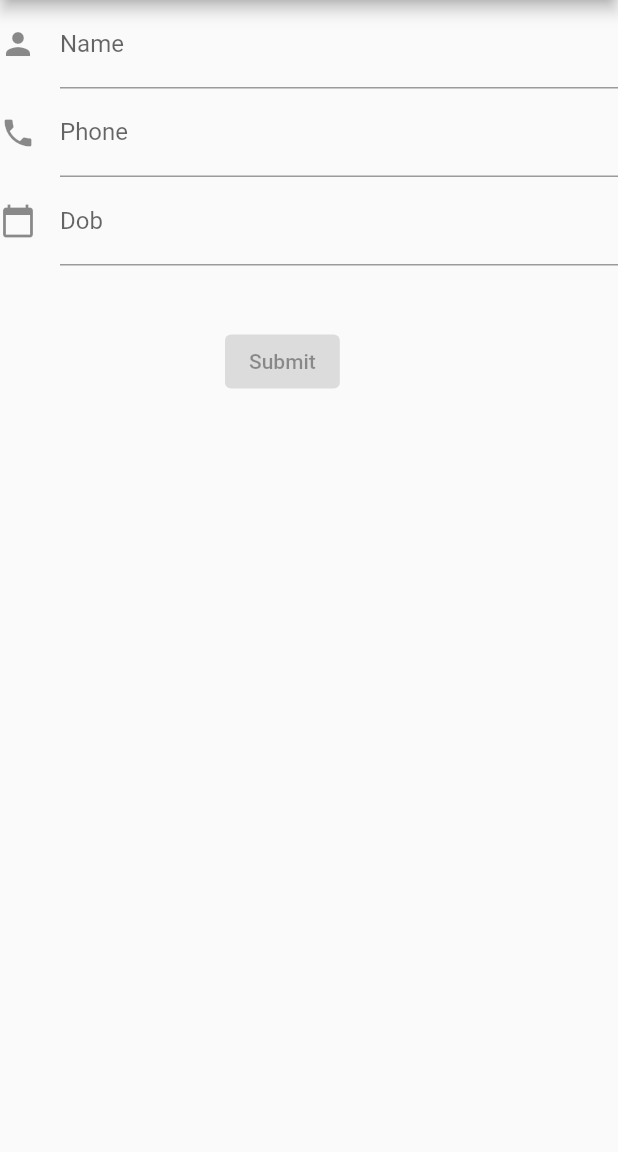
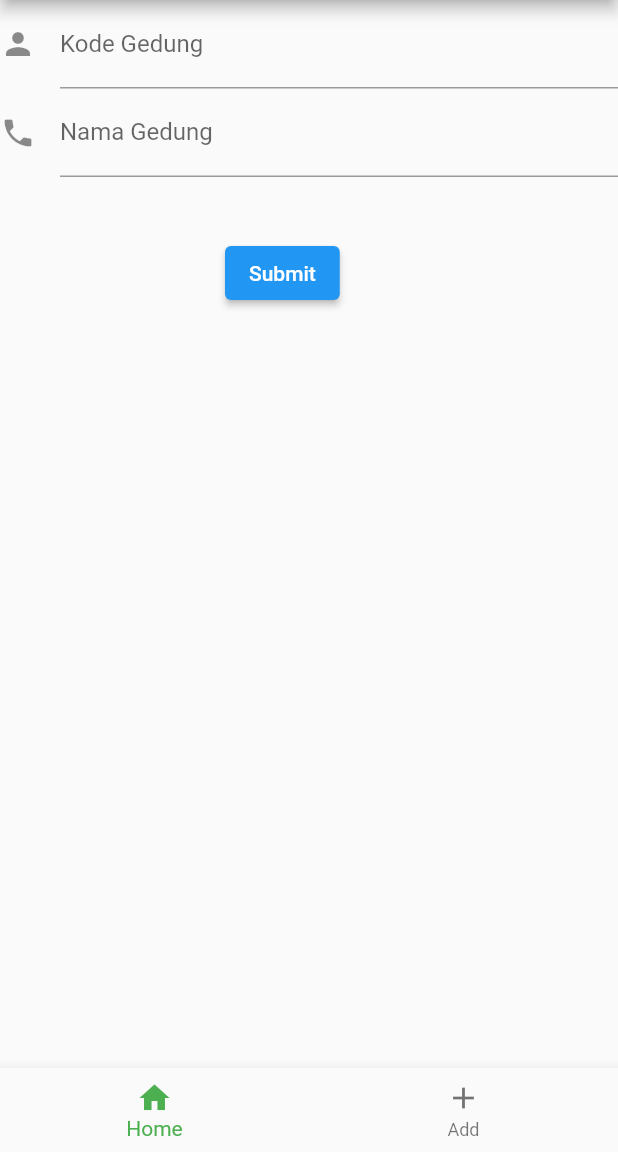
Before and after one commit to PBP22-C/FLUTTER_FSM, a Flutter app: the screen it shows after launch, on a phone screen of 412 x 824 dp, the part 84-1236 px from its top. Run offline on Flutter 3.47's test engine with Material 2 defaults, Android fonts, the phone set to English and light mode, and no system bars.

Commit message:
Added bottom nav bar

```diff
--- a/lib/main.dart
+++ b/lib/main.dart
@@ -1,72 +1,59 @@
 import 'package:flutter/material.dart';
+import 'package:my_app/pages/add_gedung_form.dart';
 
-void main() => runApp(MyApp());
+void main() => runApp(const AppFSM());
 
-class MyApp extends StatelessWidget {
+class AppFSM extends StatelessWidget {
+  const AppFSM({super.key});
+
   @override
   Widget build(BuildContext context) {
-    final appTitle = 'Flutter Form Demo';
-    return MaterialApp(
-      title: appTitle,
-      home: Scaffold(
-        appBar: AppBar(
-          title: Text(appTitle),
-        ),
-        body: MyCustomForm(),
+    const appTitle = 'Flutter Form Demo';
+    return MaterialApp(title: appTitle, home: Home());
+  }
+}
+
+class Home extends StatefulWidget {
+  const Home({super.key});
+
+  @override
+  State<Home> createState() => _HomeState();
+}
+
+class _HomeState extends State<Home> {
+  int _selectedIndex = 0;
+
+  final TextStyle optionStyle =
+      TextStyle(fontSize: 30, fontWeight: FontWeight.bold);
+  final List<Widget> _widgetOptions = [
+    const AddGedungForm(),
+    const Scaffold(body: Center(child: Text("Halaman")))
+  ];
+  @override
+  Widget build(BuildContext context) {
+    const appTitle = 'Flutter Form Demo';
+
+    void onTap(int index) {
+      print(index.toString());
+      setState(() {
+        _selectedIndex = index;
+      });
+    }
+
+    return Scaffold(
+      appBar: AppBar(
+        title: const Text(appTitle),
+      ),
+      body: _widgetOptions.elementAt(_selectedIndex),
+      bottomNavigationBar: BottomNavigationBar(
+        items: [
+          const BottomNavigationBarItem(icon: Icon(Icons.home), label: "Home"),
+          const BottomNavigationBarItem(icon: Icon(Icons.add), label: "Add")
+        ],
+        currentIndex: _selectedIndex,
+        selectedItemColor: Colors.green,
+        onTap: onTap,
       ),
     );
   }
 }
-// Create a Form widget.
-class MyCustomForm extends StatefulWidget {
-  @override
-  MyCustomFormState createState() {
-    return MyCustomFormState();
-  }
-}
-// Create a corresponding State class. This class holds data related to the form.
-class MyCustomFormState extends State<MyCustomForm> {
-  // Create a global key that uniquely identifies the Form widget
-  // and allows validation of the form.
-  final _formKey = GlobalKey<FormState>();
-
-  @override
-  Widget build(BuildContext context) {
-    // Build a Form widget using the _formKey created above.
-    return Form(
-      key: _formKey,
-      child: Column(
-        crossAxisAlignment: CrossAxisAlignment.start,
-        children: <Widget>[
-          TextFormField(
-            decoration: const InputDecoration(
-              icon: const Icon(Icons.person),
-              hintText: 'Enter your name',
-              labelText: 'Name',
-            ),
-          ),
-          TextFormField(
-            decoration: const InputDecoration(
-              icon: const Icon(Icons.phone),
-              hintText: 'Enter a phone number',
-              labelText: 'Phone',
-            ),
-          ),
-          TextFormField(
-            decoration: const InputDecoration(
-            icon: const Icon(Icons.calendar_today),
-            hintText: 'Enter your date of birth',
-            labelText: 'Dob',
-            ),
-           ),
-          new Container(
-              padding: const EdgeInsets.only(left: 150.0, top: 40.0),
-              child: new ElevatedButton(
-                child: const Text('Submit'),
-                  onPressed: null,
-              )),
-        ],
-      ),
-    );
-  }
-}
--- /dev/null
+++ b/lib/pages/add_gedung_form.dart
@@ -0,0 +1,58 @@
+import 'package:flutter/material.dart';
+
+// Create a Form widget.
+class AddGedungForm extends StatefulWidget {
+  const AddGedungForm({super.key});
+
+  @override
+  AddGedungFormState createState() {
+    return AddGedungFormState();
+  }
+}
+
+// Create a corresponding State class. This class holds data related to the form.
+class AddGedungFormState extends State<AddGedungForm> {
+  // Create a global key that uniquely identifies the Form widget
+  // and allows validation of the form.
+  final _formKey = GlobalKey<FormState>();
+  final kodeGedungTextController = TextEditingController();
+  final namaGedungTextController = TextEditingController();
+
+  @override
+  Widget build(BuildContext context) {
+    // Build a Form widget using the _formKey created above.
+    return Scaffold(
+      body: Form(
+        key: _formKey,
+        child: Column(
+          crossAxisAlignment: CrossAxisAlignment.start,
+          children: <Widget>[
+            TextFormField(
+              controller: kodeGedungTextController,
+              decoration: const InputDecoration(
+                icon: Icon(Icons.person),
+                hintText: 'Enter kode gedung',
+                labelText: 'Kode Gedung',
+              ),
+            ),
+            TextFormField(
+              controller: namaGedungTextController,
+              decoration: const InputDecoration(
+                icon: Icon(Icons.phone),
+                hintText: 'Enter nama gedung',
+                labelText: 'Nama Gedung',
+              ),
+            ),
+            Container(
+                padding: const EdgeInsets.only(left: 150.0, top: 40.0),
+                child: ElevatedButton(
+                  onPressed: (() => print(kodeGedungTextController.text +
+                      namaGedungTextController.text)),
+                  child: const Text('Submit'),
+                )),
+          ],
+        ),
+      ),
+    );
+  }
+}
--- /dev/null
+++ b/lib/pages/form.dart
@@ -0,0 +1,28 @@
+import 'package:flutter/material.dart';
+
+// Create a Form widget.
+class AddGedungForm extends StatefulWidget {
+  const AddGedungForm({super.key});
+
+  @override
+  AddGedungFormState createState() {
+    return AddGedungFormState();
+  }
+}
+
+// Create a corresponding State class. This class holds data related to the form.
+class AddGedungFormState extends State<AddGedungForm> {
+  // Create a global key that uniquely identifies the Form widget
+  // and allows validation of the form.
+  final _formKey = GlobalKey<FormState>();
+
+  @override
+  Widget build(BuildContext context) {
+    // Build a Form widget using the _formKey created above.
+    return Scaffold(
+      body: AddGedungForm(
+        key: _formKey,
+      ),
+    );
+  }
+}
--- a/pubspec.yaml
+++ b/pubspec.yaml
@@ -36,6 +36,7 @@ dependencies:
   # The following adds the Cupertino Icons font to your application.
   # Use with the CupertinoIcons class for iOS style icons.
   cupertino_icons: ^1.0.2
+  hive: ^2.2.3
 
 dev_dependencies:
   flutter_test:
--- /dev/null
+++ b/service/hive.dart
@@ -0,0 +1 @@
+import 'package:hive/hive.dart';
```
Also changed, not shown: pubspec.lock, 1 other file.
